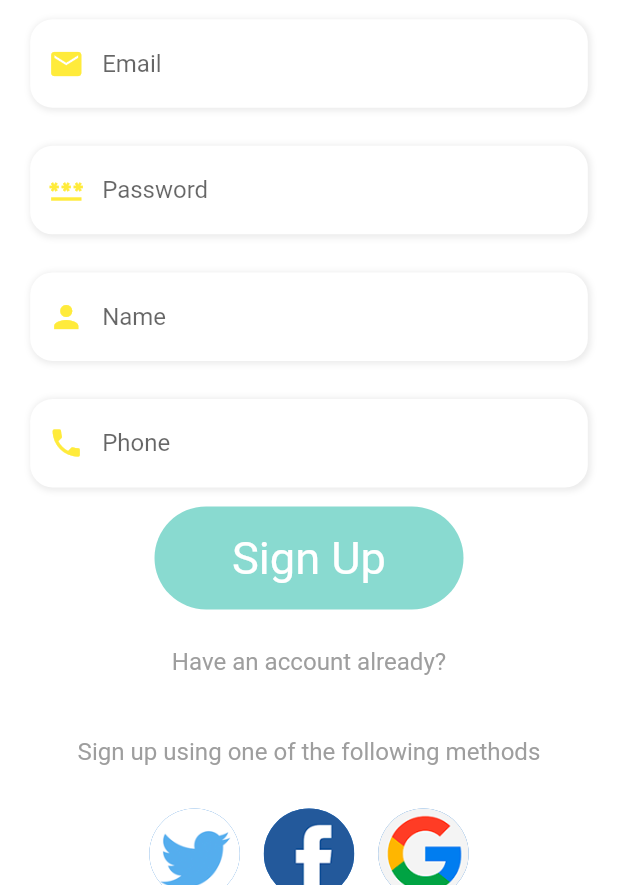
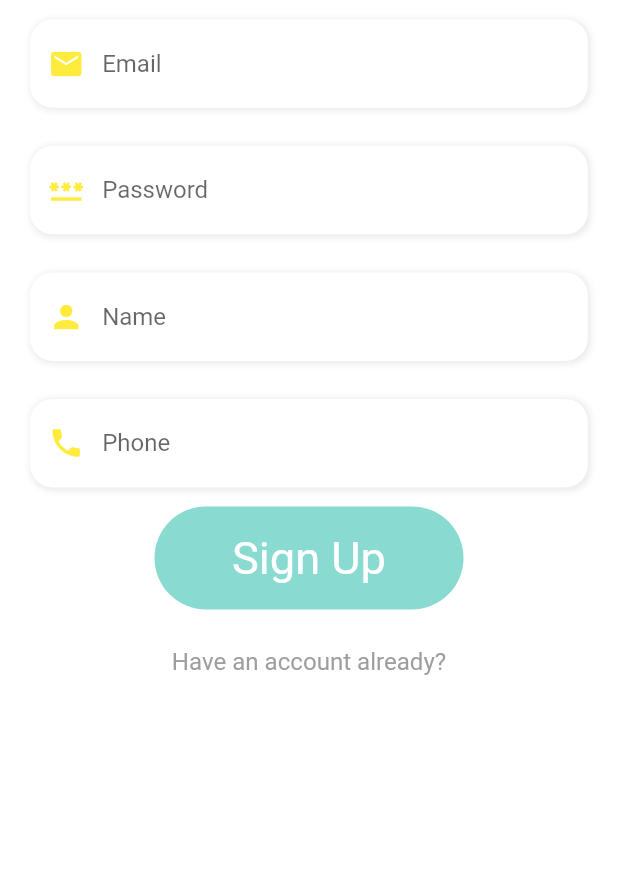
Before and after one commit to Mohamed-Elrashidy/Food_Delivery_App, a Flutter app: the SignInPage screen opened by its route, after a tap on "Create", on a phone screen of 412 x 824 dp, the part 351-1236 px from its top. Run offline on Flutter 3.47's test engine with Material 2 defaults, Android fonts, the phone set to English and light mode, and no system bars; our stand-ins replace cloud_firestore, dots_indicator, firebase_auth, firebase_core, geocoding, geolocator and 4 more; accounts and stored records are empty; network calls fail.

Commit message:
signup page modified

```diff
--- a/app/lib/view/screens/auth/signin_page.dart
+++ b/app/lib/view/screens/auth/signin_page.dart
@@ -109,7 +109,7 @@ class SignInPage extends StatelessWidget {
         SmallText(text: "Don\'t hava an account?"),
         GestureDetector(
           onTap: () {
-            Get.offNamed(RouteHelper.singUpPage);
+            Get.toNamed(RouteHelper.singUpPage);
           },
           child: Text(
             "Create",
--- a/app/lib/view/screens/auth/signup_page.dart
+++ b/app/lib/view/screens/auth/signup_page.dart
@@ -69,13 +69,13 @@ class SignUpPage extends StatelessWidget {
               ),
               signUpButton(),
               SizedBox(height: Dimension.scaleHeight(20)),
-              RichTextBuilder("Have an account already?"),
+              GestureDetector(onTap:(){
+                Get.back();
+              },child: RichTextBuilder("Have an account already?")),
               SizedBox(
                 height: Dimension.screenHeight * 0.05,
               ),
-              RichTextBuilder("Sign up using one of the following methods"),
-              SizedBox(height: Dimension.scaleWidth(20)),
-              signUpMethodsBuilder()
+
             ],
           ),
         ):CustomLoader();
```
